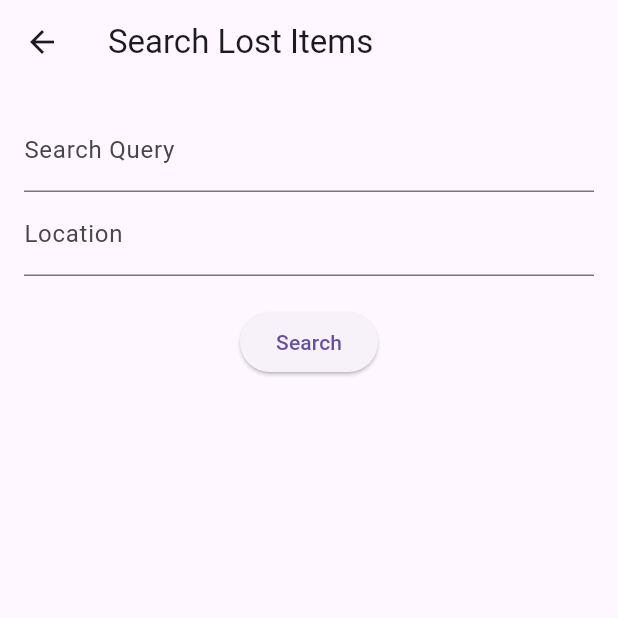
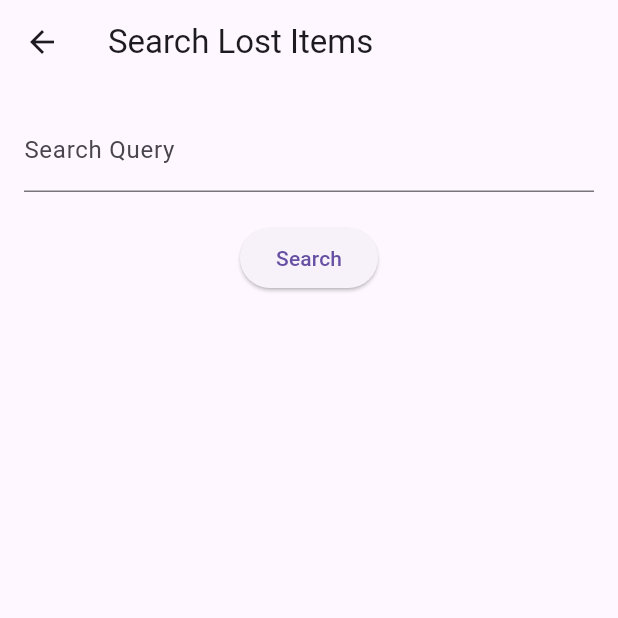
Before and after one commit to Mostakim52/khuje_nao, a Flutter app: the SearchLostItemsScreen screen opened directly, on a phone screen of 412 x 824 dp, the top half of it. Run offline on Flutter 3.47's test engine with Material 3 defaults, Android fonts, the phone set to English and light mode, and no system bars; our stand-ins replace awesome_notifications, flutter_chat_types, flutter_chat_ui, flutter_secure_storage, image_picker; accounts and stored records are empty; network calls fail.

Commit message:
minor updates

```diff
--- a/lib/activity_feed.dart
+++ b/lib/activity_feed.dart
@@ -140,7 +140,7 @@ class _ActivityFeedPageState extends State<ActivityFeedPage> {
                             item["image"] != null && item["image"]!.isNotEmpty
                                 ? Image.network(
                               item["image"]!,
-                              height: 150,
+                              height: 300,
                               width: double.infinity,
                               fit: BoxFit.cover,
                               errorBuilder: (context, error, stackTrace) =>
@@ -198,7 +198,7 @@ class _ActivityFeedPageState extends State<ActivityFeedPage> {
                             item["image"] != null && item["image"]!.isNotEmpty
                                 ? Image.network(
                               item["image"]!,
-                              height: 150,
+                              height: 300,
                               width: double.infinity,
                               fit: BoxFit.cover,
                               errorBuilder: (context, error, stackTrace) =>
--- a/lib/search_lost_item_screen.dart
+++ b/lib/search_lost_item_screen.dart
@@ -50,10 +50,6 @@ class _SearchLostItemsScreenState extends State<SearchLostItemsScreen> {
               controller: queryController,
               decoration: const InputDecoration(labelText: 'Search Query'),
             ),
-            TextField(
-              controller: locationController,
-              decoration: const InputDecoration(labelText: 'Location'),
-            ),
             const SizedBox(height: 20),
             ElevatedButton(
               onPressed: _searchItems,
```
